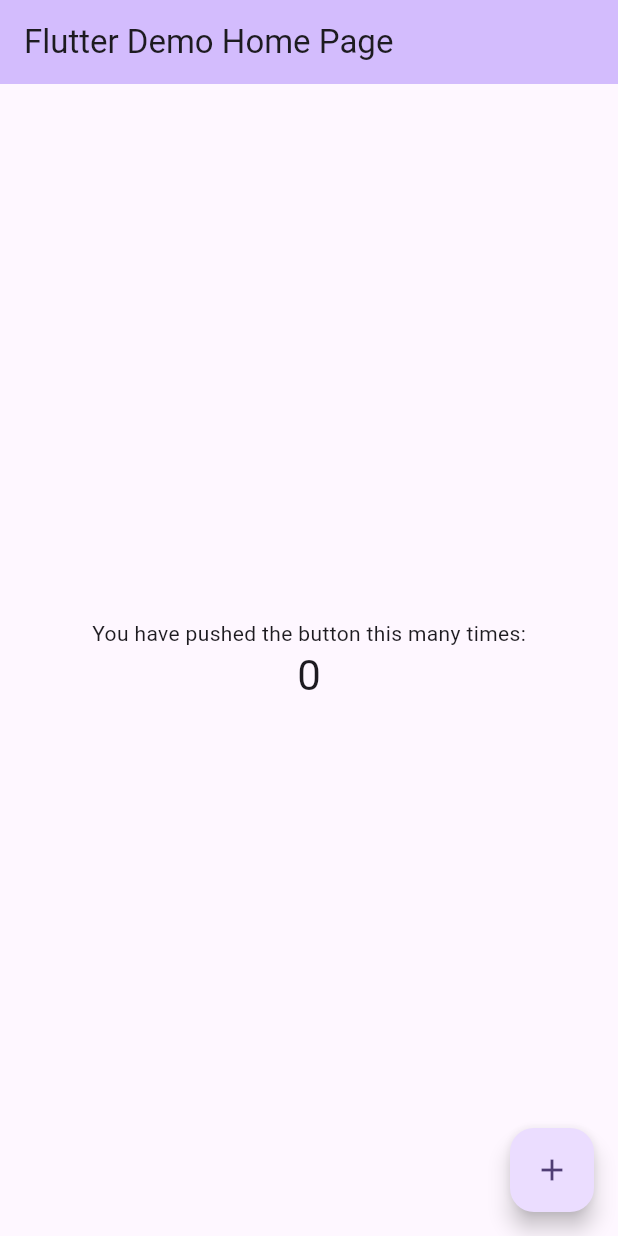
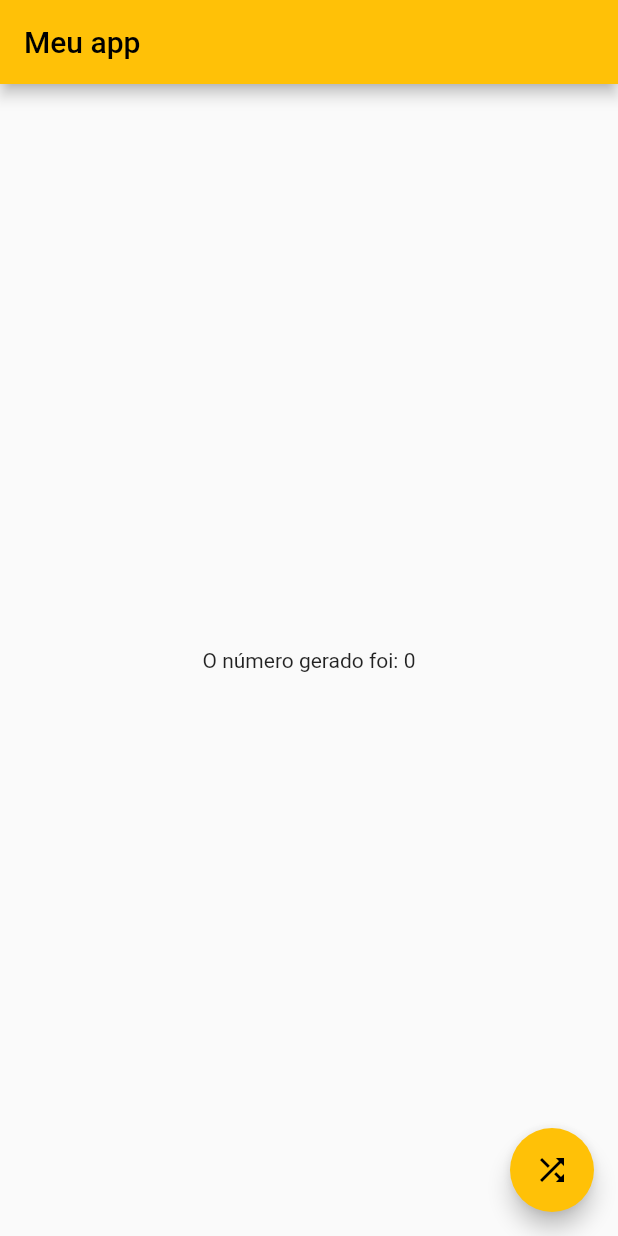
Before and after one commit to Luv4as/Bootcamp-Santander-Flutter, a Flutter app: the screen it shows after launch, on a phone screen of 412 x 824 dp. Run offline on Flutter 3.47's test engine with Material 2 defaults, Android fonts, the phone set to English and light mode, and no system bars.

Commit message:
gerador de numeros aleatorios flutter

```diff
--- a/dioproject/lib/main.dart
+++ b/dioproject/lib/main.dart
@@ -1,125 +1,6 @@
+import 'my_app.dart';
 import 'package:flutter/material.dart';
 
 void main() {
   runApp(const MyApp());
 }
-
-class MyApp extends StatelessWidget {
-  const MyApp({super.key});
-
-  // This widget is the root of your application.
-  @override
-  Widget build(BuildContext context) {
-    return MaterialApp(
-      title: 'Flutter Demo',
-      theme: ThemeData(
-        // This is the theme of your application.
-        //
-        // TRY THIS: Try running your application with "flutter run". You'll see
-        // the application has a blue toolbar. Then, without quitting the app,
-        // try changing the seedColor in the colorScheme below to Colors.green
-        // and then invoke "hot reload" (save your changes or press the "hot
-        // reload" button in a Flutter-supported IDE, or press "r" if you used
-        // the command line to start the app).
-        //
-        // Notice that the counter didn't reset back to zero; the application
-        // state is not lost during the reload. To reset the state, use hot
-        // restart instead.
-        //
-        // This works for code too, not just values: Most code changes can be
-        // tested with just a hot reload.
-        colorScheme: ColorScheme.fromSeed(seedColor: Colors.deepPurple),
-        useMaterial3: true,
-      ),
-      home: const MyHomePage(title: 'Flutter Demo Home Page'),
-    );
-  }
-}
-
-class MyHomePage extends StatefulWidget {
-  const MyHomePage({super.key, required this.title});
-
-  // This widget is the home page of your application. It is stateful, meaning
-  // that it has a State object (defined below) that contains fields that affect
-  // how it looks.
-
-  // This class is the configuration for the state. It holds the values (in this
-  // case the title) provided by the parent (in this case the App widget) and
-  // used by the build method of the State. Fields in a Widget subclass are
-  // always marked "final".
-
-  final String title;
-
-  @override
-  State<MyHomePage> createState() => _MyHomePageState();
-}
-
-class _MyHomePageState extends State<MyHomePage> {
-  int _counter = 0;
-
-  void _incrementCounter() {
-    setState(() {
-      // This call to setState tells the Flutter framework that something has
-      // changed in this State, which causes it to rerun the build method below
-      // so that the display can reflect the updated values. If we changed
-      // _counter without calling setState(), then the build method would not be
-      // called again, and so nothing would appear to happen.
-      _counter++;
-    });
-  }
-
-  @override
-  Widget build(BuildContext context) {
-    // This method is rerun every time setState is called, for instance as done
-    // by the _incrementCounter method above.
-    //
-    // The Flutter framework has been optimized to make rerunning build methods
-    // fast, so that you can just rebuild anything that needs updating rather
-    // than having to individually change instances of widgets.
-    return Scaffold(
-      appBar: AppBar(
-        // TRY THIS: Try changing the color here to a specific color (to
-        // Colors.amber, perhaps?) and trigger a hot reload to see the AppBar
-        // change color while the other colors stay the same.
-        backgroundColor: Theme.of(context).colorScheme.inversePrimary,
-        // Here we take the value from the MyHomePage object that was created by
-        // the App.build method, and use it to set our appbar title.
-        title: Text(widget.title),
-      ),
-      body: Center(
-        // Center is a layout widget. It takes a single child and positions it
-        // in the middle of the parent.
-        child: Column(
-          // Column is also a layout widget. It takes a list of children and
-          // arranges them vertically. By default, it sizes itself to fit its
-          // children horizontally, and tries to be as tall as its parent.
-          //
-          // Column has various properties to control how it sizes itself and
-          // how it positions its children. Here we use mainAxisAlignment to
-          // center the children vertically; the main axis here is the vertical
-          // axis because Columns are vertical (the cross axis would be
-          // horizontal).
-          //
-          // TRY THIS: Invoke "debug painting" (choose the "Toggle Debug Paint"
-          // action in the IDE, or press "p" in the console), to see the
-          // wireframe for each widget.
-          mainAxisAlignment: MainAxisAlignment.center,
-          children: <Widget>[
-            const Text(
-              'You have pushed the button this many times:',
-            ),
-            Text(
-              '$_counter',
-              style: Theme.of(context).textTheme.headlineMedium,
-            ),
-          ],
-        ),
-      ),
-      floatingActionButton: FloatingActionButton(
-        onPressed: _incrementCounter,
-        tooltip: 'Increment',
-        child: const Icon(Icons.add),
-      ), // This trailing comma makes auto-formatting nicer for build methods.
-    );
-  }
-}
--- /dev/null
+++ b/dioproject/lib/my_app.dart
@@ -0,0 +1,15 @@
+import 'package:flutter/material.dart';
+import 'pages/home_page.dart';
+
+class MyApp extends StatelessWidget {
+  const MyApp({super.key});
+
+  @override
+  Widget build(BuildContext context) {
+    return MaterialApp(
+      debugShowCheckedModeBanner: true,
+      theme: ThemeData(primarySwatch: Colors.amber),
+      home: const HomePage(),
+    );
+  }
+}
--- /dev/null
+++ b/dioproject/lib/pages/home_page.dart
@@ -0,0 +1,34 @@
+import 'dart:math';
+
+import 'package:flutter/material.dart';
+
+class HomePage extends StatefulWidget {
+  const HomePage({super.key});
+
+  @override
+  State<HomePage> createState() => _HomePageState();
+}
+
+class _HomePageState extends State<HomePage> {
+  var num = 0;
+
+  void _geraNumAleatorio() {
+    Random numAleatorio = Random();
+    setState(() {
+      num = numAleatorio.nextInt(100);
+    });
+  }
+
+  @override
+  Widget build(BuildContext context) {
+    debugPrint("Chamando o build");
+    return Scaffold(
+      appBar: AppBar(
+        title: const Text("Meu app"),
+      ),
+      body: Center(child: Text("O número gerado foi: ${num.toString()}")),
+      floatingActionButton: FloatingActionButton(
+          onPressed: _geraNumAleatorio, child: const Icon(Icons.shuffle_sharp)),
+    );
+  }
+}
```
Also changed, not shown: 1 other file.
